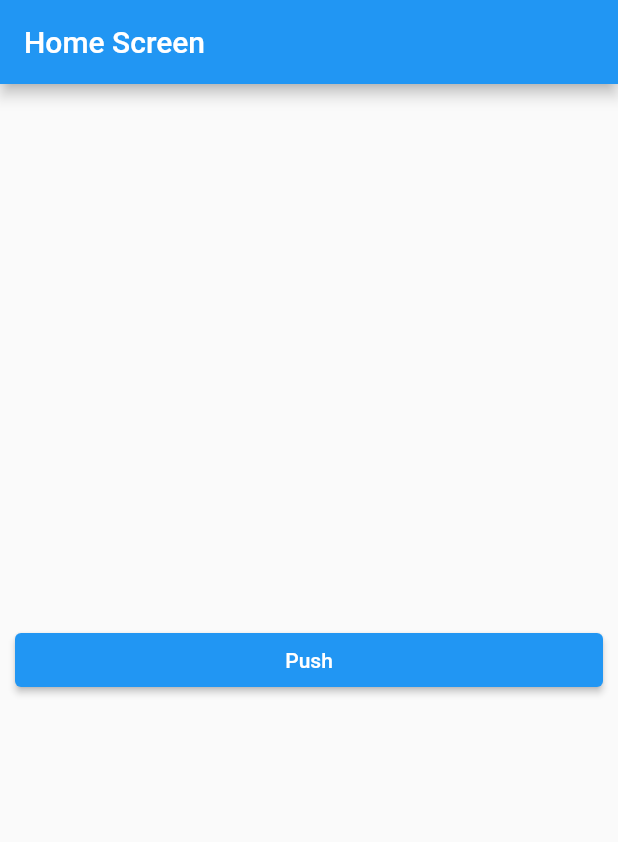
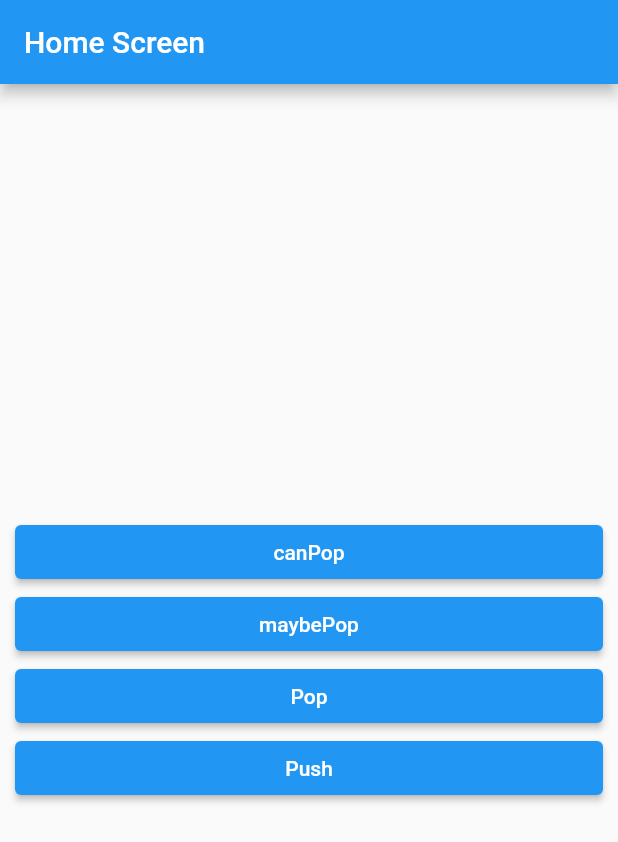
Before and after one commit to heejae369/Flutter_Tutorial_with_CodeFactory, a Flutter app: the screen it shows after launch, on a phone screen of 412 x 824 dp. Shown: the top 842 px of the screen. Run offline on Flutter 3.47's test engine with Material 2 defaults, Android fonts, the phone set to English and light mode, and no system bars.

Commit message:
how to use Pop etc, maybePop(),canPop()

```diff
--- a/lib/screen/home_screen.dart
+++ b/lib/screen/home_screen.dart
@@ -6,7 +6,22 @@ class HomeScreen extends StatelessWidget {
 
   @override
   Widget build(BuildContext context) {
-    return Scaffold(
+    return WillPopScope(
+      onWillPop: () async {
+        // async로 실행해야함 : 아마도 뒤로가기 버튼이 눌리는 이벤트가 언제들어올지 모르기때문에 async로 받는듯
+        // return을 반드시 줘야함 T&F로,
+        // return true : pop 가능,
+        // return flase : pop 불가
+
+        // Pop가능 할때, pop가능하게 함
+        final canPop = Navigator.of(context).canPop();
+        return canPop;
+        // return을 T&F로 하기에 조건에 따라 원하는 bool 값 출력가능
+
+        //return false;
+        // return false로 하더라도 pop 버튼을 만들어 누르면 종료, Pop이 실행됨(pop막을 수 없다)
+      },
+      child: Scaffold(
         appBar: AppBar(
           title: Text('Home Screen'),
         ),
@@ -17,7 +32,25 @@ class HomeScreen extends StatelessWidget {
             crossAxisAlignment: CrossAxisAlignment.stretch,
             children: [
               ElevatedButton(
-              onPressed: () async{
+                onPressed: () {
+                  print(Navigator.of(context).canPop());
+                },
+                child: Text('canPop'),
+              ),
+              ElevatedButton(
+                onPressed: () {
+                  Navigator.of(context).maybePop();
+                },
+                child: Text('maybePop'),
+              ),
+              ElevatedButton(
+                onPressed: () {
+                  Navigator.of(context).pop();
+                },
+                child: Text('Pop'),
+              ),
+              ElevatedButton(
+                onPressed: () async {
                   //async, final await는 한 세트
                   final result = await Navigator.of(context).push(
                     MaterialPageRoute(
@@ -33,10 +66,10 @@ class HomeScreen extends StatelessWidget {
             ],
           ),
         ),
+      ),
     );
   }
 }
-
 
 /* 기존 MainLayoyt 적용전 코드
 * @override
--- a/lib/screen/route_one_screen.dart
+++ b/lib/screen/route_one_screen.dart
@@ -20,6 +20,21 @@ class RouteOneScreen extends StatelessWidget {
           // 텍스트 위젯은 아래 버튼들과 같이 가로 공간을 똑같이 차지함
           // 따라서 MainAxisalignment를 안했다면 가장 기본정렬은 왼쪽부터이기에
           // TextAlign을 통해 가운데로 정렬할 수 있다
+        ),
+        ElevatedButton(
+          onPressed: () {
+            print(Navigator.of(context).canPop());
+          },
+          child: Text('canPop'),
+        ),
+        ElevatedButton(
+          onPressed: () {
+            Navigator.of(context).maybePop(456);
+
+            //Navigator.of(context).pop();
+            // pop안에 숫자 변수를 넣어 받는 위젯에서 async를 통해 데이터 받을 수 있다
+          },
+          child: Text('maybePop'),
         ),
         ElevatedButton(
           onPressed: () {
```
Lines whose indentation alone changed are shown as unchanged.
